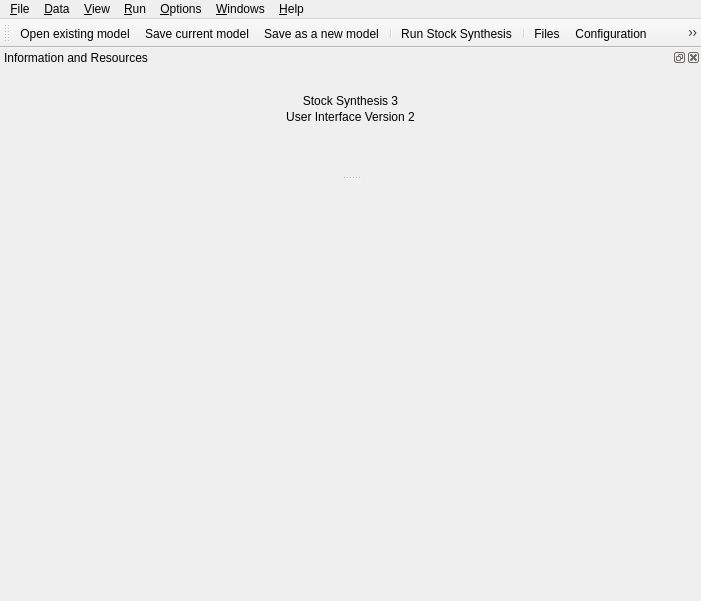
Before: the Qt Designer form src/mainwindow.ui in nmfs-ost/ss3-ssi, drawn with Qt 5.
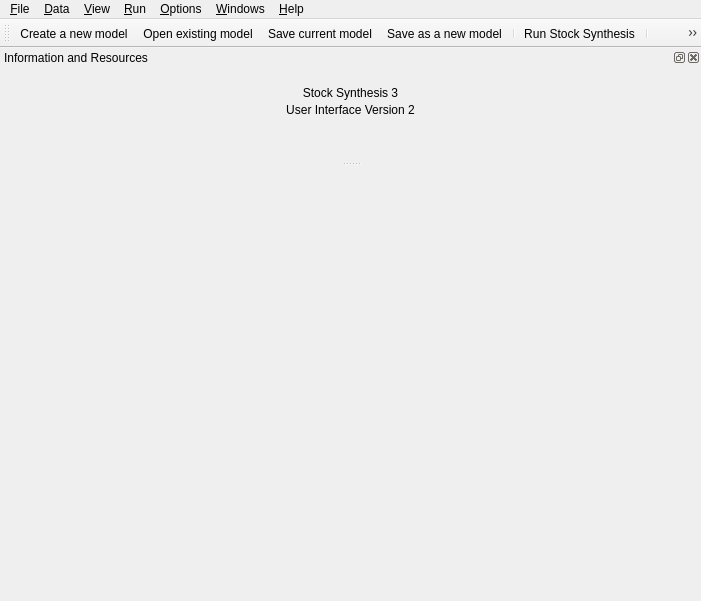
After: the same form once the commit is applied. The open tabs and pages were chosen to show the change. Icons and pictures are not drawn.

The edit to the form file:
```diff
--- a/src/mainwindow.ui
+++ b/src/mainwindow.ui
@@ -32,6 +32,18 @@
   <widget class="QWidget" name="centralWidget">
    <layout class="QVBoxLayout" name="verticalLayout_7">
     <property name="spacing">
+     <number>3</number>
+    </property>
+    <property name="leftMargin">
+     <number>2</number>
+    </property>
+    <property name="topMargin">
+     <number>2</number>
+    </property>
+    <property name="rightMargin">
+     <number>2</number>
+    </property>
+    <property name="bottomMargin">
      <number>2</number>
     </property>
     <item>
@@ -105,6 +117,18 @@
       <widget class="QWidget" name="stackedWidget_fisheries">
        <layout class="QHBoxLayout" name="horizontalLayout_2">
         <property name="spacing">
+         <number>3</number>
+        </property>
+        <property name="leftMargin">
+         <number>2</number>
+        </property>
+        <property name="topMargin">
+         <number>2</number>
+        </property>
+        <property name="rightMargin">
+         <number>2</number>
+        </property>
+        <property name="bottomMargin">
          <number>2</number>
         </property>
         <item>
@@ -214,6 +238,7 @@
    <attribute name="toolBarBreak">
     <bool>false</bool>
    </attribute>
+   <addaction name="action_New"/>
    <addaction name="action_Open"/>
    <addaction name="action_Save_data"/>
    <addaction name="action_Save_As"/>
@@ -242,6 +267,18 @@
    <widget class="QWidget" name="dockWidgetContents">
     <layout class="QVBoxLayout" name="verticalLayout_4">
      <property name="spacing">
+      <number>3</number>
+     </property>
+     <property name="leftMargin">
+      <number>2</number>
+     </property>
+     <property name="topMargin">
+      <number>2</number>
+     </property>
+     <property name="rightMargin">
+      <number>2</number>
+     </property>
+     <property name="bottomMargin">
       <number>2</number>
      </property>
      <item>
```
Left out of the diff: 78 changed lines with no effect on the pictures.
